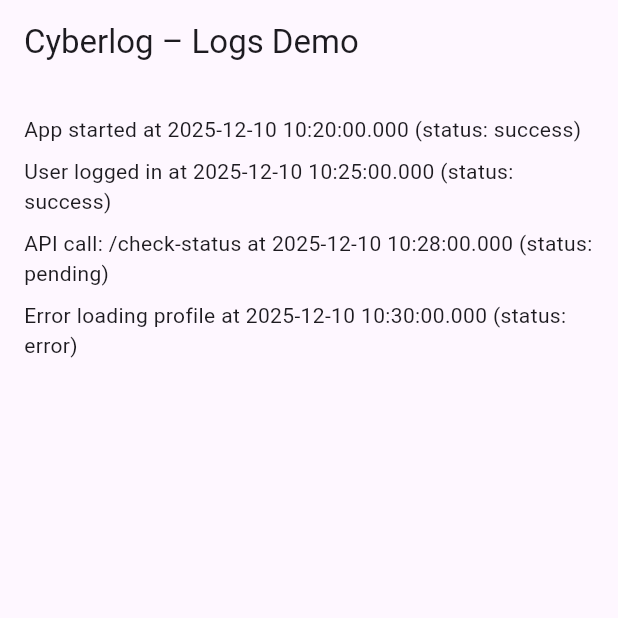
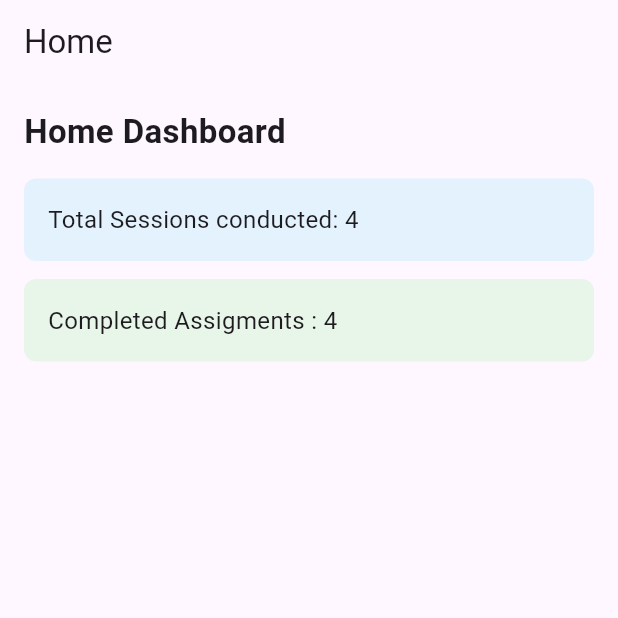
Before and after one commit to BOOPATB/cyberlog, a Flutter app: the screen it shows after launch, on a phone screen of 412 x 824 dp, the top half of it. Run offline on Flutter 3.47's test engine with Material 3 defaults, Android fonts, the light colour scheme and no system bars.

Commit message:
test dashboard

```diff
--- a/lib/main.dart
+++ b/lib/main.dart
@@ -1,56 +1,58 @@
 import 'package:flutter/material.dart';
 
 void main() {
-  runApp(const CyberLogApp());
+  runApp(const HomeApp());
 }
 
-// Log class to structure data
-class Log {
-  final String action;
-  final DateTime timestamp;
-  final String status;
-
-  Log(this.action, this.timestamp, this.status);
-
-  String formatted() {
-    return '$action at ${timestamp.toLocal()} (status: $status)';
-  }
-}
-
-class CyberLogApp extends StatelessWidget {
-  const CyberLogApp({super.key});
+class HomeApp extends StatelessWidget {
+  const HomeApp({super.key});
 
   @override
   Widget build(BuildContext context) {
-    // Sample list of logs
-    final List<Log> logs = [
-      Log('App started', DateTime.now().subtract(const Duration(minutes: 10)), 'success'),
-      Log('User logged in', DateTime.now().subtract(const Duration(minutes: 5)), 'success'),
-      Log('API call: /check-status', DateTime.now().subtract(const Duration(minutes: 2)), 'pending'),
-      Log('Error loading profile', DateTime.now(), 'error'),
-    ];
-
     return MaterialApp(
       home: Scaffold(
         appBar: AppBar(
-          title: const Text('Cyberlog – Logs Demo'),
+          title: const Text('Home'),
         ),
         body: Padding(
           padding: const EdgeInsets.all(16),
           child: Column(
-            crossAxisAlignment: CrossAxisAlignment.start,
-            // Convert each Log into a Text widget via list iteration
-            children: logs
-                .map(
-                  (log) => Padding(
-                padding: const EdgeInsets.symmetric(vertical: 4),
-                child: Text(
-                  log.formatted(),
-                  style: const TextStyle(fontSize: 14),
+            crossAxisAlignment: CrossAxisAlignment.stretch,
+            children: [
+              const Text(
+                'Home Dashboard',
+                style: TextStyle(fontSize: 22, fontWeight: FontWeight.bold),
+              ),
+              const SizedBox(height: 16),
+
+              // Card 1
+              Container(
+                padding: const EdgeInsets.all(16),
+                decoration: BoxDecoration(
+                  color: Colors.blue.shade50,
+                  borderRadius: BorderRadius.circular(8),
+                ),
+                child: const Text(
+                  'Total Sessions conducted: 4',
+                  style: TextStyle(fontSize: 16),
                 ),
               ),
-            )
-                .toList(),
+
+              const SizedBox(height: 12),
+
+              // Card 2
+              Container(
+                padding: const EdgeInsets.all(16),
+                decoration: BoxDecoration(
+                  color: Colors.green.shade50,
+                  borderRadius: BorderRadius.circular(8),
+                ),
+                child: const Text(
+                  'Completed Assigments : 4',
+                  style: TextStyle(fontSize: 16),
+                ),
+              ),
+            ],
           ),
         ),
       ),
```
